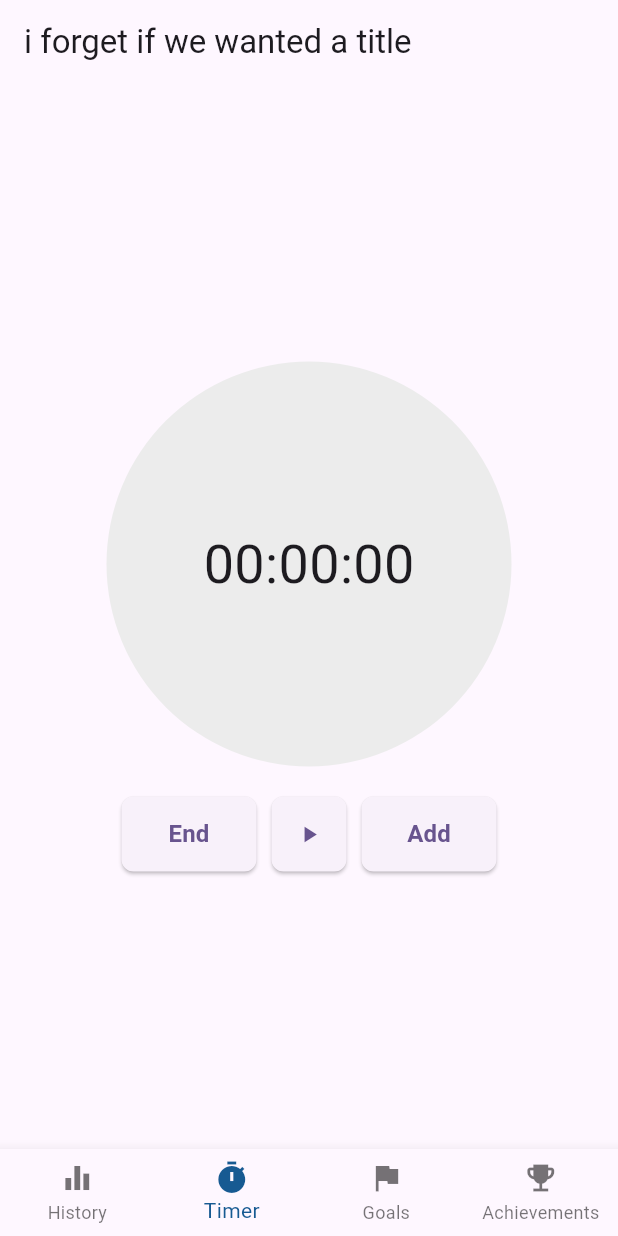
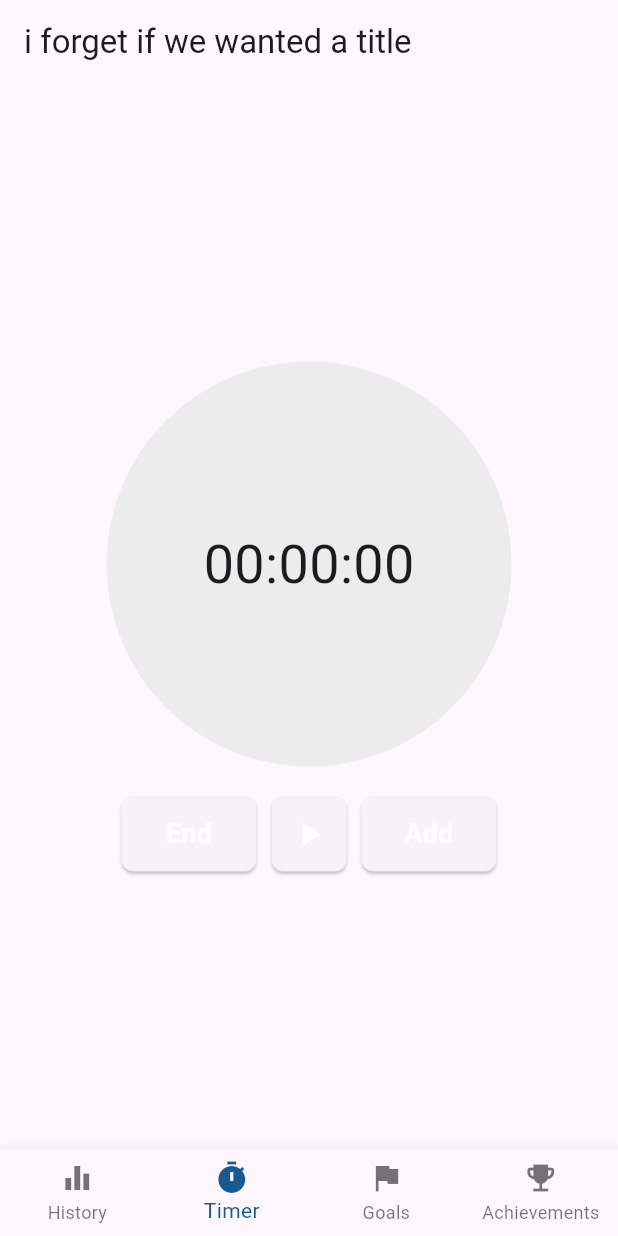
Before and after one commit to bomiejun/BookWorm, a Flutter app: the TimerScreen screen opened directly, on a phone screen of 412 x 824 dp. Run offline on Flutter 3.47's test engine with Material 3 defaults, Android fonts, the phone set to English and light mode, and no system bars.

Commit message:
oops i forgot to pull

```diff
--- a/lib/routes/timer_screen.dart
+++ b/lib/routes/timer_screen.dart
@@ -57,7 +57,7 @@ class _TimerScreen extends State<TimerScreen> {
                 onPressed: () {
 
                 },
-                child: const Text("End", style: TextStyle(fontWeight: FontWeight.w700, fontSize: 16))
+                child: const Text("End", style: TextStyle(fontWeight: FontWeight.w700, fontSize: 18, color: Colors.white))
 
               ),
               const SizedBox(
@@ -76,7 +76,7 @@ class _TimerScreen extends State<TimerScreen> {
                 onPressed: () {
 
                 },
-                child: const Icon(Icons.play_arrow)
+                child: const Icon(Icons.play_arrow, size: 26, color: Colors.white)
 
               ),
               const SizedBox(
@@ -94,7 +94,7 @@ class _TimerScreen extends State<TimerScreen> {
                 onPressed: () {
 
                 },
-                child: const Text("Add", style: TextStyle(fontWeight: FontWeight.w700, fontSize: 16))
+                child: const Text("Add", style: TextStyle(fontWeight: FontWeight.w700, fontSize: 18, color: Colors.white))
 
               )
             ]
```
